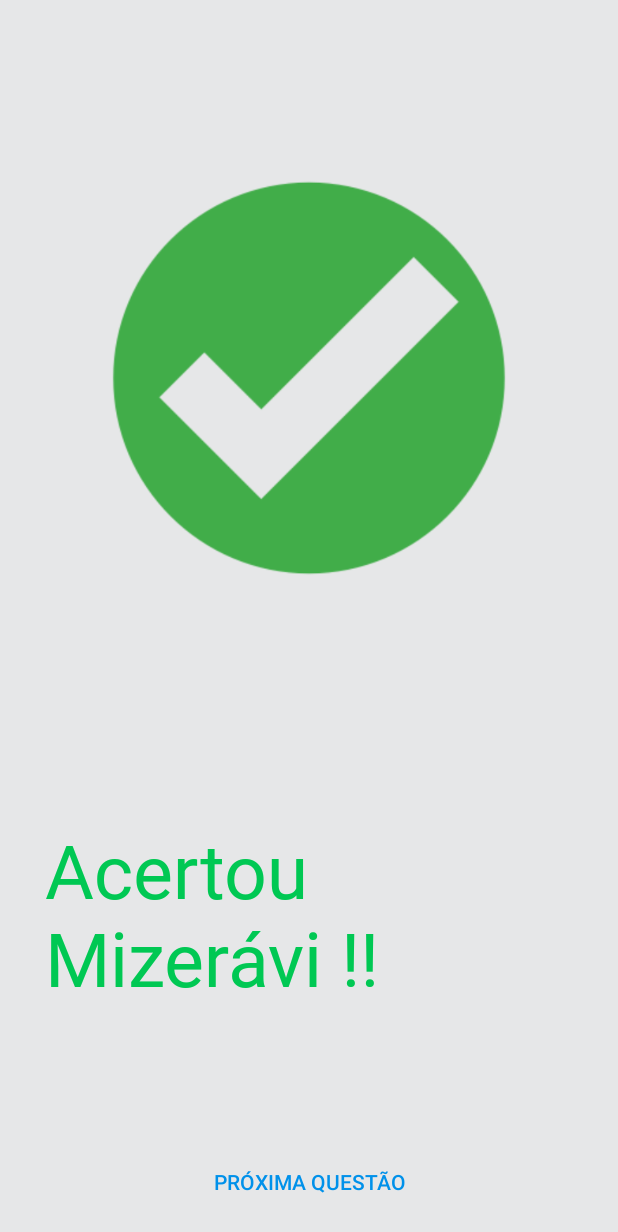
After one commit to renan1820/NavigationDrawer, an Android app: the layout fragment_result.xml on its own in the app's theme, with its tools: preview values and no code run, on a phone screen of 412 x 824 dp. The commit adds this screen. Shown: the top 1232 px of the screen. Run offline under Robolectric (Android 15) with nearby library versions, the phone set to English and light mode, and no system bars.

Commit message:
XML
Ajuste de Desc nas imagens, Fragment Result

```diff
--- a/app/src/main/res/layout/fragment_about.xml
+++ b/app/src/main/res/layout/fragment_about.xml
@@ -54,12 +54,14 @@
         android:layout_width="wrap_content"
         android:layout_height="wrap_content"
         android:src="@drawable/ic_github"
+        android:contentDescription="@string/fragment_img_title"
 
         app:layout_constraintEnd_toStartOf="@id/button_git"
         app:layout_constraintHorizontal_chainStyle="packed"
         app:layout_constraintStart_toStartOf="parent"
         app:layout_constraintTop_toBottomOf="@id/text_description"
         app:layout_constraintBottom_toBottomOf="parent"
+
         />
 
     <Button
@@ -80,12 +82,13 @@
 
 
     <ImageView
-        android:id="@+id/img_backgournd"
+        android:id="@+id/img_background"
         android:layout_width="match_parent"
         android:layout_height="0dp"
         android:src="@drawable/ic_github"
         android:alpha=".05"
         android:scaleType="fitCenter"
+        android:contentDescription="@string/fragment_img_title"
 
         app:layout_constraintBottom_toBottomOf="parent"
         app:layout_constraintEnd_toEndOf="parent"
--- a/app/src/main/res/layout/fragment_game.xml
+++ b/app/src/main/res/layout/fragment_game.xml
@@ -14,6 +14,7 @@
             android:layout_height="wrap_content"
             android:src="@drawable/question"
             android:alpha=".3"
+            android:contentDescription="@string/fragment_img_title"
 
             app:layout_constraintStart_toStartOf="parent"
             app:layout_constraintTop_toTopOf="parent"
@@ -104,6 +105,7 @@
             android:text="@string/fragment_start_button_send"
             android:background="@android:color/transparent"
             android:layout_margin="20dp"
+            android:textColor="@color/buttonNext"
 
             app:layout_constraintBottom_toBottomOf="parent"
             app:layout_constraintStart_toStartOf="parent"
--- /dev/null
+++ b/app/src/main/res/layout/fragment_result.xml
@@ -0,0 +1,53 @@
+<?xml version="1.0" encoding="utf-8"?>
+<layout xmlns:android="http://schemas.android.com/apk/res/android"
+    xmlns:app="http://schemas.android.com/apk/res-auto">
+
+    <androidx.constraintlayout.widget.ConstraintLayout
+        android:layout_width="match_parent"
+        android:layout_height="match_parent">
+
+        <ImageView
+            android:id="@+id/img_title"
+            android:layout_width="0dp"
+            android:layout_height="wrap_content"
+            android:src="@drawable/correct"
+            android:adjustViewBounds="true"
+            android:layout_margin="50dp"
+            app:layout_constraintStart_toStartOf="parent"
+            app:layout_constraintTop_toTopOf="parent"
+            app:layout_constraintEnd_toEndOf="parent"
+            android:contentDescription="@string/fragment_img_title" />
+
+
+        <TextView
+            android:id="@+id/text_result"
+            android:layout_width="0dp"
+            android:layout_height="wrap_content"
+            android:text="@string/fragment_game_won_text"
+            android:layout_margin="30dp"
+            android:textColor="@color/textColorSuccess"
+            android:fontFamily="@font/harmattan"
+            android:textSize="50sp"
+
+            app:layout_constraintStart_toStartOf="parent"
+            app:layout_constraintEnd_toEndOf="parent"
+            app:layout_constraintTop_toBottomOf="@id/img_title"
+            app:layout_constraintBottom_toTopOf="@id/button_result"
+            />
+
+        <Button
+            android:id="@+id/button_result"
+            android:layout_width="0dp"
+            android:layout_height="wrap_content"
+            android:text="@string/fragment_game_won_button"
+            android:background="@android:color/transparent"
+            android:layout_margin="12dp"
+            android:textColor="@color/buttonNext"
+
+            app:layout_constraintStart_toStartOf="parent"
+            app:layout_constraintBottom_toBottomOf="parent"
+            app:layout_constraintEnd_toEndOf="parent"
+            />
+
+    </androidx.constraintlayout.widget.ConstraintLayout>
+</layout>
--- a/app/src/main/res/layout/fragment_rules.xml
+++ b/app/src/main/res/layout/fragment_rules.xml
@@ -14,6 +14,7 @@
         app:layout_constraintStart_toStartOf="parent"
         app:layout_constraintTop_toTopOf="parent"
         app:layout_constraintEnd_toEndOf="parent"
+        android:contentDescription="@string/fragment_img_title"
         />
 
 
@@ -25,7 +26,7 @@
         android:layout_margin="30dp"
         android:textColor="@color/textColorDefault"
         android:fontFamily="@font/harmattan"
-        android:textSize="18sp"
+        android:textSize="20sp"
 
         app:layout_constraintStart_toStartOf="parent"
         app:layout_constraintEnd_toEndOf="parent"
--- a/app/src/main/res/layout/fragment_start.xml
+++ b/app/src/main/res/layout/fragment_start.xml
@@ -13,6 +13,7 @@
         android:adjustViewBounds="true"
         app:layout_constraintStart_toStartOf="parent"
         app:layout_constraintTop_toTopOf="parent"
+        android:contentDescription="@string/fragment_img_title"
         />
 
 
@@ -22,6 +23,7 @@
         android:layout_height="wrap_content"
         android:text="@string/fragment_start_button_start"
         android:background="@android:color/transparent"
+        android:textColor="@color/buttonNext"
 
         app:layout_constraintBottom_toBottomOf="parent"
         app:layout_constraintTop_toBottomOf="@id/img_title"
--- a/app/src/main/res/values/colors.xml
+++ b/app/src/main/res/values/colors.xml
@@ -6,4 +6,10 @@
 
     <color name="backgroundColor">#E6E7E8</color>
     <color name="textColorDefault">#333333</color>
+
+    <color name="textColorSuccess">#00C853</color>
+    <color name="textColorError">#DD2C00</color>
+
+    <color name="buttonNext">#0091EA</color>
+
 </resources>
--- a/app/src/main/res/values/strings.xml
+++ b/app/src/main/res/values/strings.xml
@@ -10,4 +10,10 @@
     <string name="fragment_start_button_start">Iniciar</string>
     <string name="fragment_start_button_send">Enviar</string>
 
+    <string name="fragment_game_won_text">Acertou Mizerávi !!</string>
+    <string name="fragment_game_error_text">Errouu, tente novamente !</string>
+    <string name="fragment_game_won_button">Próxima Questão</string>
+    <string name="fragment_img_title">Image %s</string>
+
+
 </resources>
```
Also changed, not shown: app/src/main/res/drawable/correct.webp (added), app/src/main/res/drawable/error.webp (added), 1 other file.
